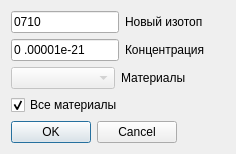
This is Lithium/isotop.ui in GSA05/Lithium as Qt 5 draws it before an edit. The edited form follows.
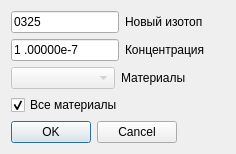
This is the edited form.

Diff of the .ui file:
```diff
--- a/Lithium/isotop.ui
+++ b/Lithium/isotop.ui
@@ -31,7 +31,7 @@
         <string>9999</string>
        </property>
        <property name="text">
-        <string>0710</string>
+        <string>0325</string>
        </property>
       </widget>
      </item>
@@ -52,7 +52,7 @@
         <string>#9.99999e#99</string>
        </property>
        <property name="text">
-        <string>0.00001e-21</string>
+        <string>1.00000e-7</string>
        </property>
        <property name="alignment">
         <set>Qt::AlignLeading|Qt::AlignLeft|Qt::AlignVCenter</set>
```
Left out of the diff: 4 changed lines with no effect on the pictures.
